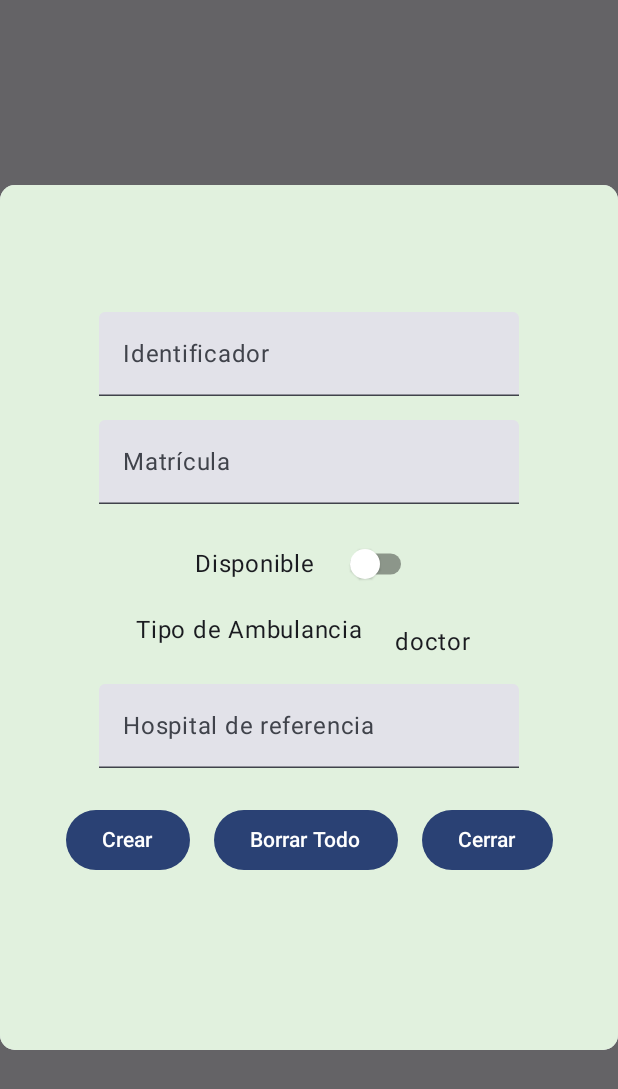
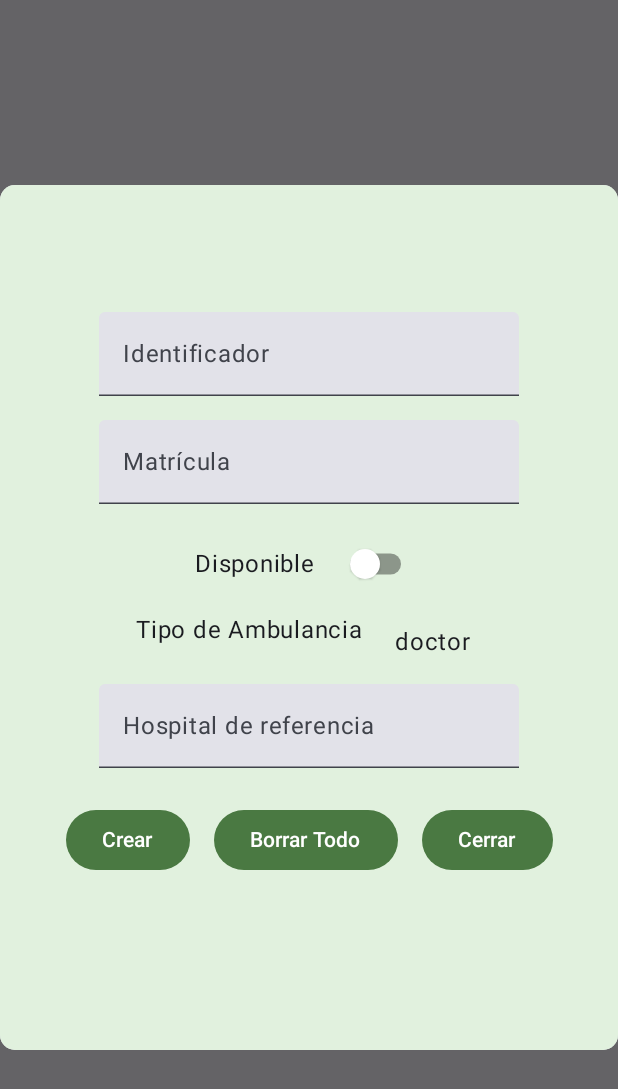
Before and after one commit to CurroCobain/Krankenwagen-App, an Android app built with Jetpack Compose: the composable CreateAmbulance shown on its own in the app's theme, on a phone screen of 412 x 824 dp. Shown: the top 1089 px of the screen. Run offline under Robolectric (Android 15) with nearby library versions, the phone set to English and light mode, and no system bars; our stand-ins replace Firebase (no records; nobody signed in at launch, a user with empty details on screens opened directly); 5 statements that could not run were skipped.

Commit message:
completo y con comentarios, revisado

```diff
--- a/app/src/main/java/com/example/proyectofinalintmov/krankenwagen/screens/CreateScreen.kt
+++ b/app/src/main/java/com/example/proyectofinalintmov/krankenwagen/screens/CreateScreen.kt
@@ -16,6 +16,7 @@ import androidx.compose.foundation.shape.RoundedCornerShape
 import androidx.compose.material.DropdownMenuItem
 import androidx.compose.material.Switch
 import androidx.compose.material3.Button
+import androidx.compose.material3.ButtonDefaults
 import androidx.compose.material3.Card
 import androidx.compose.material3.DropdownMenu
 import androidx.compose.material3.Text
@@ -151,31 +152,40 @@ fun CreateAmbulance(
                     modifier = Modifier.padding(vertical = 16.dp)
                 ) {
                     // Botón crear ambulancia
-                    Button(onClick = {
+                    Button(
+                        onClick = {
                             // crea la ambulancia con los datos recibidos
                             ambulancesViewModel.saveAmbulance() {}
-                    }) {
+                        },
+                        colors = ButtonDefaults.buttonColors(Color(74, 121, 66))
+                    ) {
                         Text("Crear")
                     }
 
                     Spacer(modifier = Modifier.width(16.dp))
 
                     // Botón borrar todos los campos
-                    Button(onClick = {
+                    Button(
+                        onClick = {
                             // Borra todos los campos
                             ambulancesViewModel.resetFields()
-                    }) {
+                        },
+                        colors = ButtonDefaults.buttonColors(Color(74, 121, 66))
+                    ) {
                         Text("Borrar Todo")
                     }
 
                     Spacer(modifier = Modifier.width(16.dp))
 
                     // Botón cerrar el diálogo
-                    Button(onClick = {
+                    Button(
+                        onClick = {
                             // Cierra el diálogo
                             ambulancesViewModel.resetFields()
                             viewModel.acCreateAmb()
-                    }) {
+                        },
+                        colors = ButtonDefaults.buttonColors(Color(74, 121, 66))
+                    ) {
                         Text("Cerrar")
                     }
                 }
@@ -280,37 +290,46 @@ fun CreateHospital(
                     modifier = Modifier.padding(vertical = 16.dp)
                 ) {
                     // Botón crear hospital
-                    Button(onClick = {
+                    Button(
+                        onClick = {
                             // Guarda el hospital con los datos ingresados
                             hospitalViewModel.saveHospital() {}
-                    }) {
+                        },
+                        colors = ButtonDefaults.buttonColors(Color(74, 121, 66))
+                    ) {
                         Text("Crear")
                     }
 
                     Spacer(modifier = Modifier.width(16.dp))
 
                     // Botón borrar campos
-                    Button(onClick = {
+                    Button(
+                        onClick = {
                             // Borra todos los campos
                             hospitalViewModel.resetFields()
 
-                    }) {
+                        },
+                        colors = ButtonDefaults.buttonColors(Color(74, 121, 66))
+                    ) {
                         Text("Limpiar")
                     }
 
                     Spacer(modifier = Modifier.width(16.dp))
 
                     // Botón volver
-                    Button(onClick = {
+                    Button(
+                        onClick = {
                             // Cierra el diálogo
                             viewModel.acCreateHosp()
                             hospitalViewModel.resetFields()
-                    }) {
+                        },
+                        colors = ButtonDefaults.buttonColors(Color(74, 121, 66))
+                    ) {
                         Text("Cerrar")
                     }
                 }
                 // Mensaje de respuesta del sistema
-                Row (horizontalArrangement = Arrangement.Center){
+                Row(horizontalArrangement = Arrangement.Center) {
                     Text(text = message)
                 }
             }
```
Also changed, not shown: 129 other files. Lines whose indentation alone changed are shown as unchanged.
